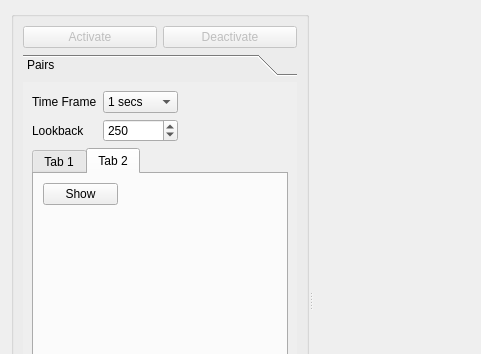
Old version of the form pairtabpage.ui in the repository ProDataLab/nkny; both pictures show x 0 to 481 and y 0 to 354 of the 481 by 600 pixel window.
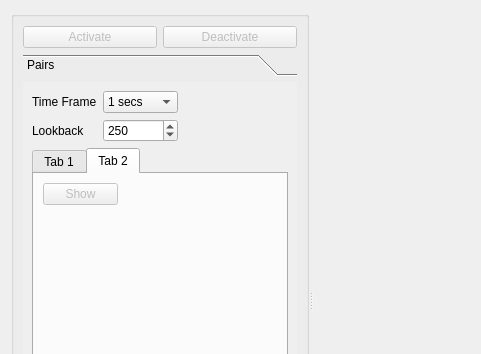
New version of the form. The open tabs and pages were chosen to show the change. Custom widgets are drawn as their Qt base class.

Diff of the .ui file:
```diff
--- a/pairtabpage.ui
+++ b/pairtabpage.ui
@@ -76,8 +76,8 @@
            <rect>
             <x>0</x>
             <y>0</y>
-            <width>276</width>
-            <height>322</height>
+            <width>273</width>
+            <height>396</height>
            </rect>
           </property>
           <attribute name="label">
@@ -239,7 +239,7 @@
                <item>
                 <widget class="QPushButton" name="pair2ShowButton">
                  <property name="enabled">
-                  <bool>true</bool>
+                  <bool>false</bool>
                  </property>
                  <property name="maximumSize">
                   <size>
```
Left out of the diff: 12 changed lines with no effect on the pictures.
